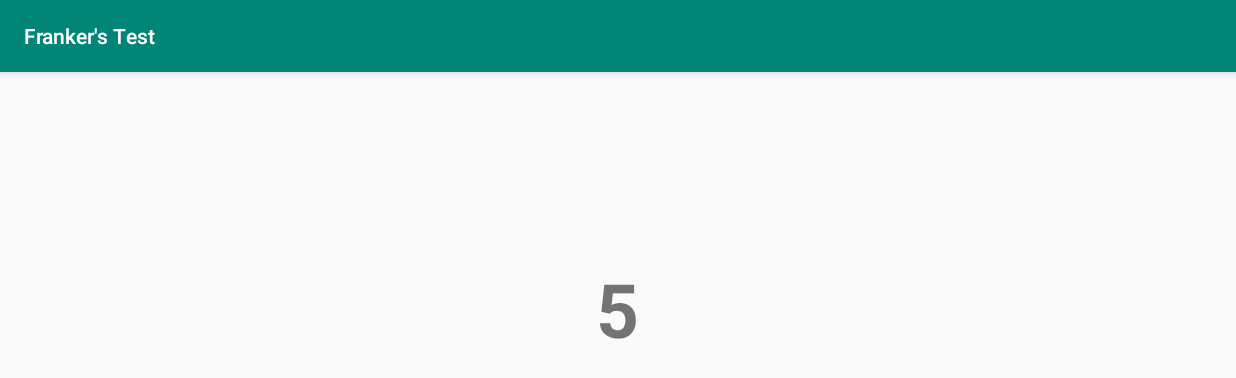
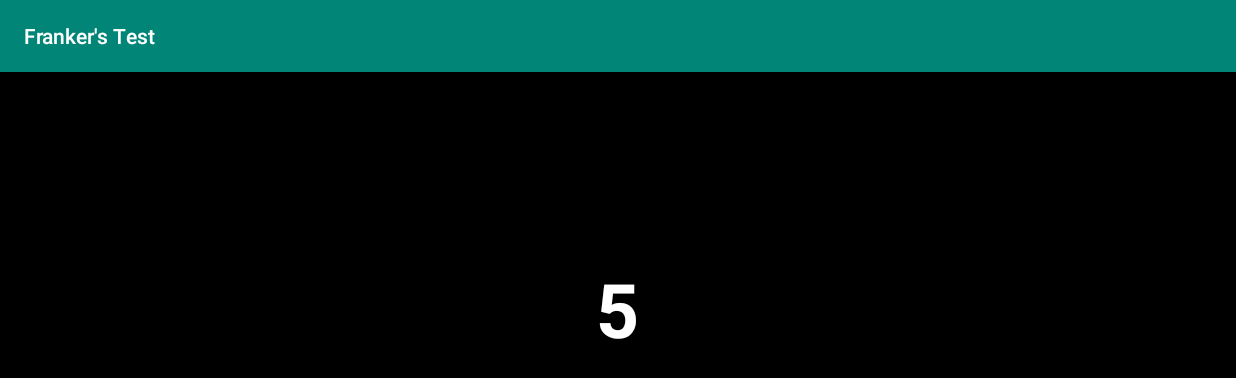
Before and after one commit to UTC-SCAL/Spark-Test-App, an Android app: the screen it shows after launch (ShowTestActivity), after a tap on "START TEST", on a phone screen of 824 x 412 dp (held sideways). Shown: the top 378 px of the screen. Run offline under Robolectric (Android 15) with nearby library versions, the phone set to English and light mode, and no system bars; our stand-ins replace data binding.

Commit message:
made the test white on a black screen

```diff
--- a/app/src/main/java/com/example/injuries/ShowTestActivity.java
+++ b/app/src/main/java/com/example/injuries/ShowTestActivity.java
@@ -56,6 +56,13 @@ public class ShowTestActivity extends MotionSensorActivity {
             false,
     };
 
+    private boolean[] isCongurent = {
+      true,
+      true,
+      false,
+      false
+    };
+
 
     private void initialize_samples_order() {
         indices = new ArrayList<>();
@@ -109,6 +116,7 @@ public class ShowTestActivity extends MotionSensorActivity {
         current_sample_number = indices.get(sample_index);
         indices.remove(sample_index);
         testSamplesContainer.setGroup(sample_index, arrow_combinations[current_sample_number]);
+
         within_test_period = true;
         sample_starting_time = System.currentTimeMillis();
         binding.testArea.setText(arrow_combinations[current_sample_number]);
@@ -168,16 +176,22 @@ public class ShowTestActivity extends MotionSensorActivity {
             return;
         if (Math.abs(corrected_x_diff) > THRESHOLD) {
             vibrate(this);
-            int groupIndex = remaining_tests - 1;
-            long response_time = System.currentTimeMillis() - sample_starting_time;
-            testSamplesContainer.setResponseTime( groupIndex, response_time);
             boolean testResult = (isLeft[current_sample_number] && (corrected_x_diff > THRESHOLD)) ||
                     !isLeft[current_sample_number] && (corrected_x_diff < -THRESHOLD);
-            testSamplesContainer.setResultCorrect(remaining_tests - 1, testResult);
+            setTestSampleValues(testResult);
             Log.i("testing_activity", "" + testResult + "," + isLeft[current_sample_number]);
             within_test_period = false;
             last_rotation_vectors.clear();
         }
+    }
+
+    private void setTestSampleValues(boolean testResult) {
+        int groupIndex = remaining_tests - 1;
+        long response_time = System.currentTimeMillis() - sample_starting_time;
+        testSamplesContainer.setResponseTime( groupIndex, response_time);
+        testSamplesContainer.setResultCorrect(groupIndex, testResult);
+        testSamplesContainer.setCongruent(groupIndex, isCongurent[current_sample_number]);
+        testSamplesContainer.setLeft(groupIndex, isLeft[current_sample_number]);
     }
 
     private double get_corrected_diff(List<RotationVector> last_rotation_vectors) {
--- a/app/src/main/res/layout/activity_show_test.xml
+++ b/app/src/main/res/layout/activity_show_test.xml
@@ -3,6 +3,7 @@
     xmlns:app="http://schemas.android.com/apk/res-auto"
     xmlns:tools="http://schemas.android.com/tools">
     <RelativeLayout
+        android:background="@android:color/black"
         android:layout_width="match_parent"
         android:layout_height="match_parent"
         tools:context=".ShowTestActivity">
@@ -29,10 +30,11 @@
             android:layout_centerVertical="true"
             android:layout_centerHorizontal="true"
             android:id="@+id/timer"
+            android:textColor="@android:color/white"
             android:layout_width="wrap_content"
             android:layout_height="wrap_content" />
         <TextView
-            android:textColor="@android:color/black"
+            android:textColor="@android:color/white"
             android:layout_margin="40dp"
             android:visibility="gone"
             android:id="@+id/test_area"
```
Also changed, not shown: app/src/main/java/com/example/injuries/pojos/TestSample.java (+18 -0 lines), app/src/main/java/com/example/injuries/pojos/TestSamplesContainer.java (+8 -0 lines), app/src/main/res/layout/activity_reporting_result.xml (+2 -6 lines).
